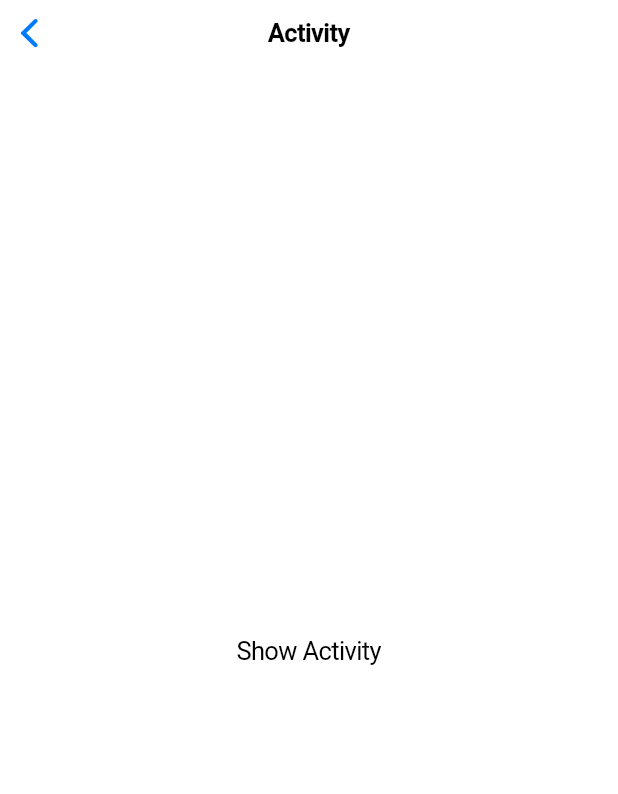
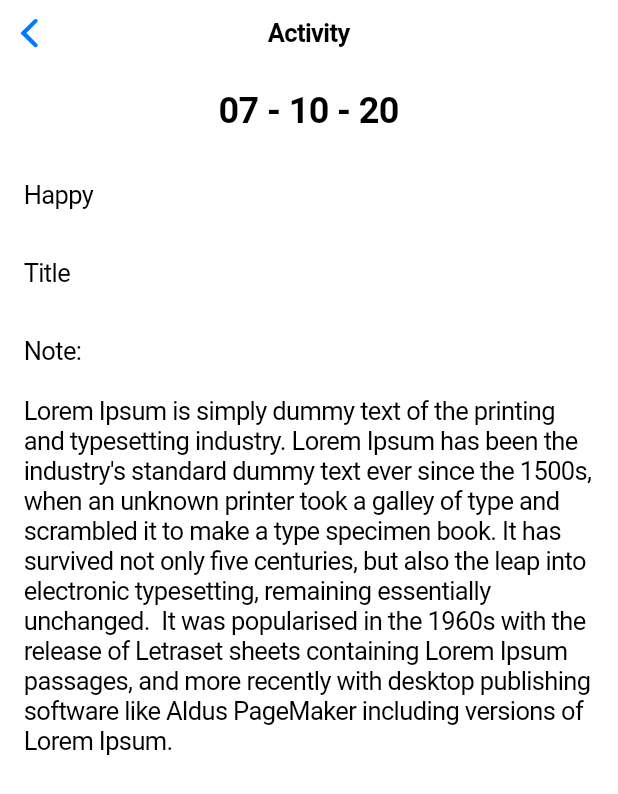
Before and after one commit to Blocship/star_book, a Flutter app: the ActivityPage screen opened by its route, on a phone screen of 412 x 824 dp. Shown: the top 794 px of the screen. Run offline on Flutter 3.47's test engine with Material 2 defaults, Android fonts, the phone set to English and light mode, and no system bars; our stand-ins replace modal_bottom_sheet.

Commit message:
Hardcoded the activity file

```diff
--- a/lib/screens/activity_page.dart
+++ b/lib/screens/activity_page.dart
@@ -12,10 +12,43 @@ class ActivityPage extends StatelessWidget {
         middle: Text('Activity'),
       ),
       child: SafeArea(
-          bottom: false,
-          child: Center(
-            child: Text("Show Activity"),
-          )),
+        bottom: false,
+        child: c.Column(
+          crossAxisAlignment: c.CrossAxisAlignment.start,
+          children: [
+            c.Container(
+              padding: c.EdgeInsets.all(16),
+              child: c.Row(
+                mainAxisAlignment: c.MainAxisAlignment.center,
+                children: [
+                  c.Text(
+                    "07 - 10 - 20",
+                    style: c.TextStyle(
+                        fontWeight: c.FontWeight.bold, fontSize: 24),
+                  ),
+                ],
+              ),
+            ),
+            c.Container(
+              padding: c.EdgeInsets.all(16),
+              child: c.Text("Happy"),
+            ),
+            c.Container(
+              padding: c.EdgeInsets.all(16),
+              child: c.Text("Title"),
+            ),
+            c.Container(
+              padding: c.EdgeInsets.all(16),
+              child: c.Text("Note: \n\nLorem Ipsum is simply dummy text of the printing and typesetting industry." +
+                  " Lorem Ipsum has been the industry's standard dummy text ever since the 1500s," +
+                  " when an unknown printer took a galley of type and scrambled it to make a type specimen book." +
+                  " It has survived not only five centuries, but also the leap into electronic typesetting, remaining essentially unchanged. " +
+                  " It was popularised in the 1960s with the release of Letraset sheets containing Lorem Ipsum passages," +
+                  " and more recently with desktop publishing software like Aldus PageMaker including versions of Lorem Ipsum."),
+            ),
+          ],
+        ),
+      ),
     );
   }
 }
```
